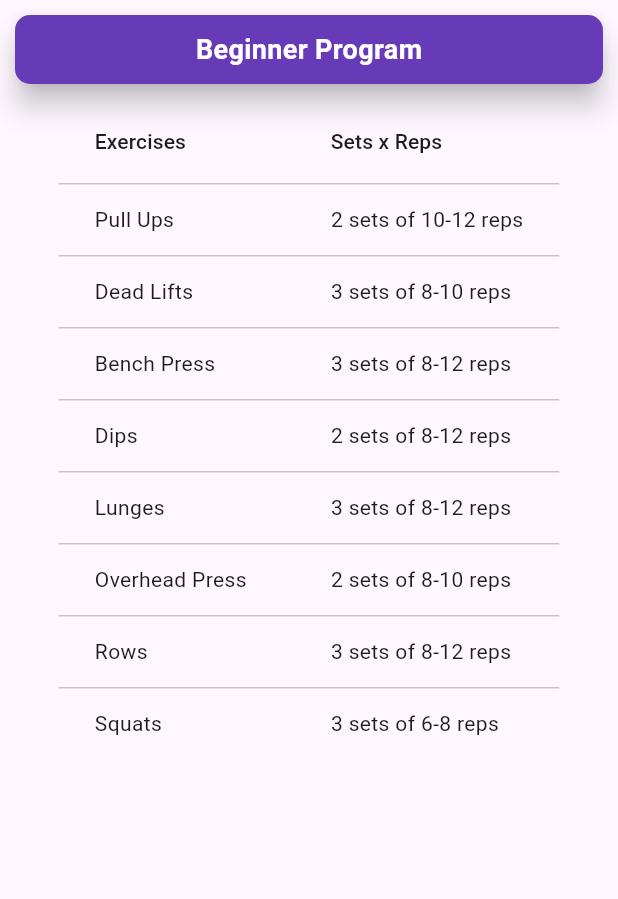
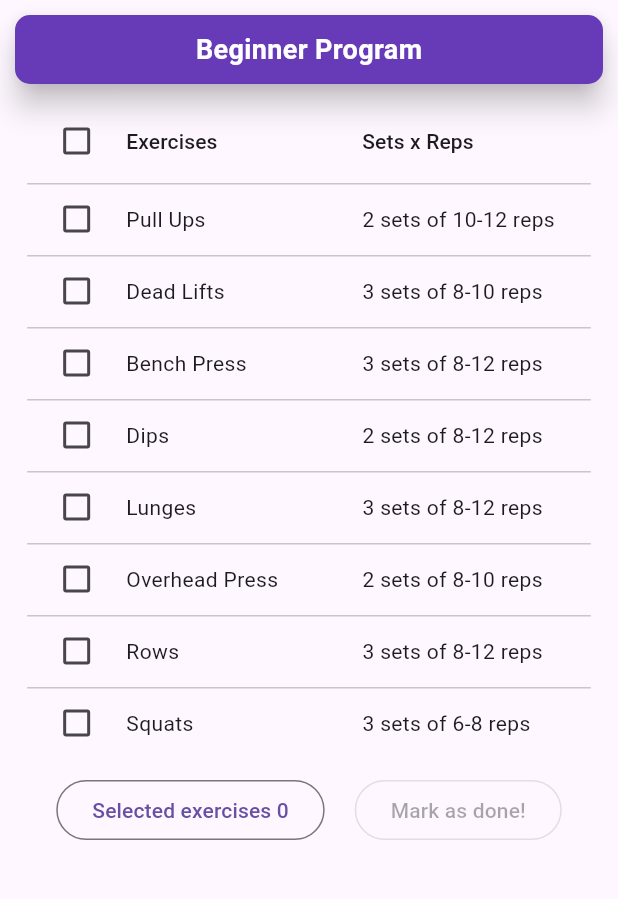
Before and after one commit to ReinoRabbit/personal_project, a Flutter app: the BeginnerProgramPage screen opened directly, on a phone screen of 412 x 824 dp, the part 84-983 px from its top. Run offline on Flutter 3.47's test engine with Material 3 defaults, Android fonts, the light colour scheme and no system bars; our stand-ins replace firebase_auth, firebase_core; accounts and stored records are empty.

Commit message:
Created and finished data table

```diff
--- a/lib/ui/beginner_program_page.dart
+++ b/lib/ui/beginner_program_page.dart
@@ -1,3 +1,4 @@
+import 'package:flutter/foundation.dart';
 import 'package:flutter/material.dart';
 import 'package:personal_project/classes/beginner_exercises.dart';
 
@@ -60,8 +61,35 @@ class _BeginnerProgramPageState extends State<BeginnerProgramPage> {
 
               Center(
                 child: dataBody(),
-              )
+              ),
 
+              Center(
+                child: Row(
+                  mainAxisAlignment: MainAxisAlignment.center,
+                  mainAxisSize: MainAxisSize.min,
+                  children: <Widget>[
+                    Padding(
+                      padding: const EdgeInsets.all(10.0),
+                      child: OutlinedButton(
+                        child: Text("Selected exercises ${selectedExercises.length}"),
+                        onPressed: () {
+                          //onpressed for selected button
+                        },
+                      ),
+                    ),
+                    Padding(
+                      padding: const EdgeInsets.all(10.0),
+                      child: OutlinedButton(
+                        onPressed: selectedExercises.isEmpty ? null : () {
+                          //onpressed for the mark as done button
+                          deleteSelected();
+                        },
+                        child: const Text("Mark as done!"),
+                      ),
+                    ),
+                  ],
+                ),
+              ),
 
             ],
           ),
@@ -71,12 +99,36 @@ class _BeginnerProgramPageState extends State<BeginnerProgramPage> {
   }
 
   List<Exercises> exercises = [];
+  List<Exercises> selectedExercises = [];
 
   @override
   void initState() {
     exercises = Exercises.getExercises();
     super.initState();
   }
+
+  onSelectedRow(bool b, Exercises e) async {
+    setState(() {
+      if (b) {
+      selectedExercises.add(e);
+    } else {
+      selectedExercises.remove(e);
+    }
+    });
+  }
+
+  deleteSelected() async {
+  setState(() {
+    if (selectedExercises.isNotEmpty) {
+      List<Exercises> temp = [];
+      temp.addAll(selectedExercises);
+      for (Exercises exercise in temp) {
+        exercises.remove(exercise);
+        selectedExercises.remove(exercise);
+      }
+    }
+  });
+}
 
   DataTable dataBody() {
     return DataTable(
@@ -85,9 +137,22 @@ class _BeginnerProgramPageState extends State<BeginnerProgramPage> {
         DataColumn(label: Text('Sets x Reps'), numeric: false, tooltip: 'Amount of sets and reps')
       ],
       rows: exercises.map(
-        (e) => DataRow(cells: [
+        (e) => DataRow(
+          selected: selectedExercises.contains(e),
+          onSelectChanged: (b) {
+            if (kDebugMode) {
+              print("onSelect");
+            }
+            onSelectedRow(b!, e);
+          },
+          cells: [
           DataCell(
             Text(e.exerciseName),
+            onTap: () {
+              if (kDebugMode) {
+                print('Selected ${e.exerciseName}');
+              }
+            },
           ),
           DataCell(
             Text(e.setsReps),
```
